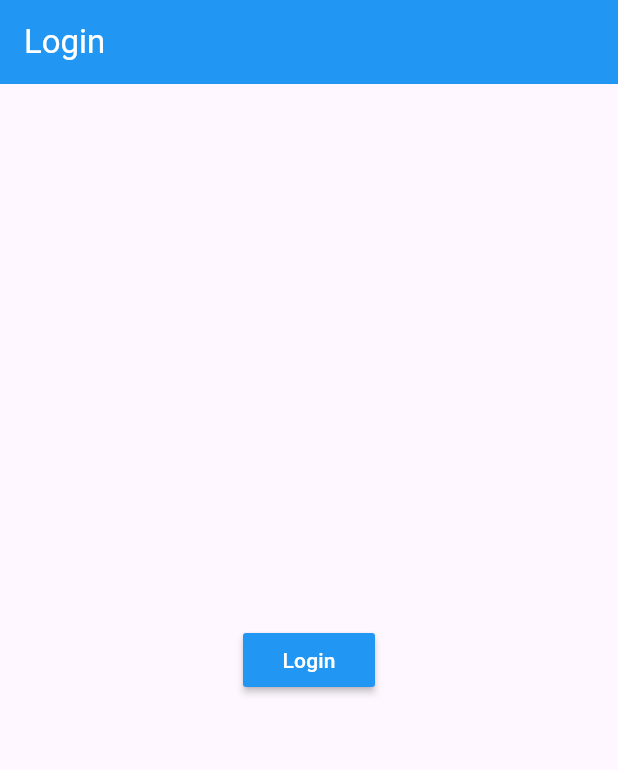
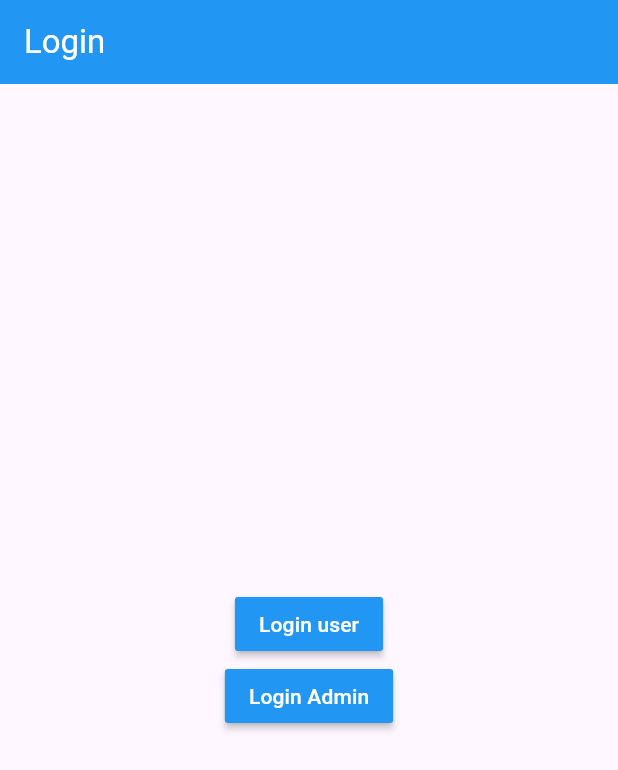
Before and after one commit to abdallahshaba/getx, a Flutter app: the screen it shows after launch, on a phone screen of 412 x 824 dp. Shown: the top 770 px of the screen. Run offline on Flutter 3.47's test engine with Material 3 defaults, Android fonts, the phone set to English and light mode, and no system bars; our stand-ins replace get, shared_preferences.

Commit message:
لو عندي تسجيلين للدخول واحدة لل لليوزر وواحدة للأدمن .. ممكن انظمهم بال ميدل وار

```diff
--- a/lib/main.dart
+++ b/lib/main.dart
@@ -1,6 +1,7 @@
 import 'package:flutter/material.dart';
 import 'package:get/get.dart';
 import 'package:get_x/middleware/auth_middleware.dart';
+import 'package:get_x/view/admin.dart';
 import 'package:get_x/view/home.dart';
 import 'package:get_x/view/login.dart';
 import 'package:shared_preferences/shared_preferences.dart';
@@ -29,10 +30,9 @@ class MyApp extends StatelessWidget {
         debugShowCheckedModeBanner: false,
         initialRoute: '/',
         getPages: [
-        GetPage(name: '/', page: () => Login(), middlewares: [
-          AuthMiddleWare()
-        ]),
-        GetPage(name: '/home', page: () => Home(),)
+        GetPage(name: '/', page: () => const Login() , middlewares: [AuthMiddleWare()]),
+        GetPage(name: '/home', page: () => const Home(),),
+        GetPage(name: '/admin', page: () => const Admin(),)
 
         ],
         );
--- a/lib/middleware/auth_middleware.dart
+++ b/lib/middleware/auth_middleware.dart
@@ -1,14 +1,14 @@
 // ignore_for_file: body_might_complete_normally_nullable
 
+// ignore: implementation_imports
 import 'package:flutter/src/widgets/navigator.dart';
 import 'package:get/get_navigation/src/routes/route_middleware.dart';
 import 'package:get_x/main.dart';
 
 class AuthMiddleWare extends GetMiddleware {
-
   @override
   RouteSettings? redirect(String? route) {
-    if(sharedPref!.getString('id')!=null)
-    return RouteSettings(name: '/home');
+    if (sharedPref!.getString("role") == "user") return RouteSettings(name: "/home");
+    if (sharedPref!.getString("role") == "admin") return RouteSettings(name: "/admin");
   }
 }
--- a/lib/view/home.dart
+++ b/lib/view/admin.dart
@@ -4,15 +4,15 @@ import 'package:get_x/main.dart';
 
 
 // ignore: must_be_immutable
-class Home extends StatelessWidget {
-   const Home({super.key});
+class Admin extends StatelessWidget {
+   const Admin({super.key});
 
   @override
   Widget build(BuildContext context) {
     return Scaffold(
-       appBar: AppBar(
+      appBar: AppBar(
         backgroundColor: Colors.blue,
-        title: Text("Home" , style: TextStyle(color: Colors.white),),
+        title: Text("Admin" , style: TextStyle(color: Colors.white),),
       ),
       body: Container(
         padding: EdgeInsets.symmetric(horizontal: 10),
@@ -24,10 +24,10 @@ class Home extends StatelessWidget {
                 color: Colors.red,
                 onPressed: (){
                   sharedPref!.clear();
-                  Get.offNamed('/');
-
+                  //كدا اول ما اضغط علي الزر يروح يخزن القيمة اللي في المتغير الحالية
+                  Get.offNamed("/");
                 },
-                child: Text('Sign Out'),
+                child: const Text('Sign out' , style: TextStyle(color: Colors.white),),
                 ),
             )
           ],
--- a/lib/view/login.dart
+++ b/lib/view/login.dart
@@ -22,11 +22,23 @@ class Login extends StatelessWidget {
               child: MaterialButton(
                 color: Colors.blue,
                 onPressed: (){
-                  sharedPref!.setString('id', '1');
+                  sharedPref!.setString("role", "user");
                   //كدا اول ما اضغط علي الزر يروح يخزن القيمة اللي في المتغير الحالية
-                  Get.offNamed('/home');
+                  Get.offNamed("home");
                 },
-                child: const Text('Login' , style: TextStyle(color: Colors.white),),
+                child: const Text('Login user' , style: TextStyle(color: Colors.white),),
+                ),
+            ),
+
+             Center(
+              child: MaterialButton(
+                color: Colors.blue,
+                onPressed: (){
+                  sharedPref!.setString("role", "admin");
+                  //كدا اول ما اضغط علي الزر يروح يخزن القيمة اللي في المتغير الحالية
+                  Get.offNamed("admin");
+                },
+                child: const Text('Login Admin' , style: TextStyle(color: Colors.white),),
                 ),
             )
           ],
```
